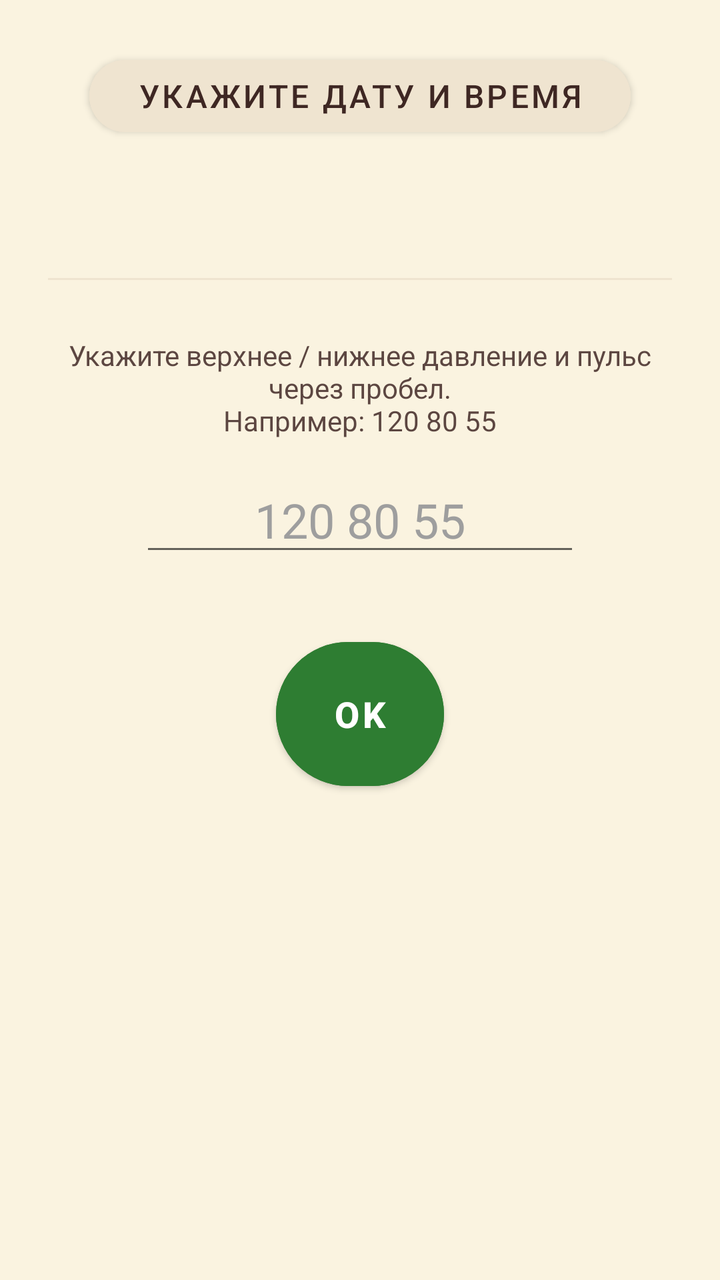
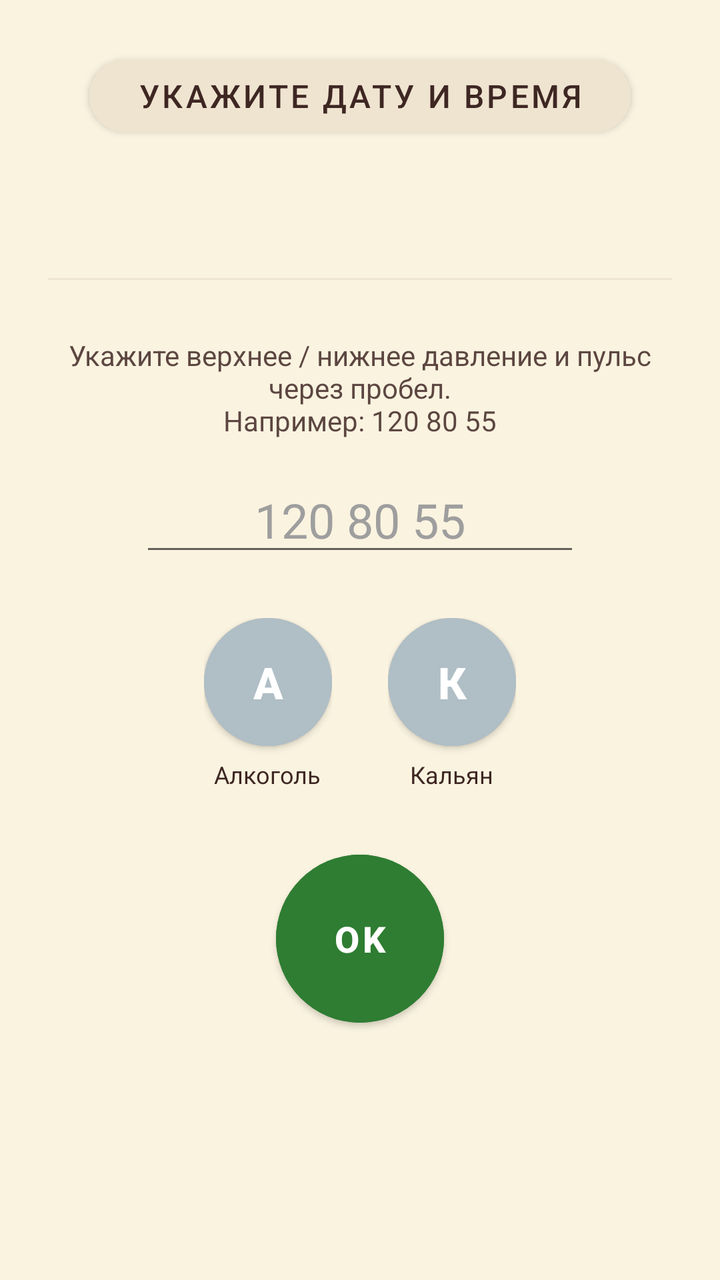

Two renders of the same Android screen: before a commit and after it. Below are the layout's source before the change and the commit's diff.
<!-- AndroidManifest.xml: application theme Theme.BPMonitor -->
<!-- res/layout/activity_add.xml -->
<?xml version="1.0" encoding="utf-8"?>
<ScrollView xmlns:android="http://schemas.android.com/apk/res/android"
    xmlns:app="http://schemas.android.com/apk/res-auto"
    android:layout_width="match_parent"
    android:layout_height="match_parent"
    android:background="@color/bg_main"
    android:fillViewport="true">

    <LinearLayout
        android:orientation="vertical"
        android:layout_width="match_parent"
        android:layout_height="wrap_content"
        android:gravity="center_horizontal"
        android:padding="24dp">

        

        <com.google.android.material.button.MaterialButton
            android:id="@+id/btnDateTime"
            android:layout_width="wrap_content"
            android:layout_height="wrap_content"
            android:text="Укажите дату и время"
            android:textSize="16sp"
            android:textColor="@color/text_primary"
            android:backgroundTint="@color/bg_header"
            android:paddingStart="24dp"
            android:paddingEnd="24dp"
            app:cornerRadius="24dp"/>

        <TextView
            android:id="@+id/tvTime"
            android:layout_width="wrap_content"
            android:layout_height="wrap_content"
            android:layout_marginTop="12dp"
            android:textSize="20sp"
            android:textStyle="bold"
            android:textColor="@color/text_primary"/>

        

        <View
            android:layout_width="match_parent"
            android:layout_height="1dp"
            android:layout_marginTop="28dp"
            android:layout_marginBottom="28dp"
            android:background="@color/bg_header"/>

        

        <TextView
            android:layout_width="match_parent"
            android:layout_height="wrap_content"
            android:gravity="center"
            android:text="Укажите верхнее / нижнее давление и пульс через пробел.\nНапример: 120 80 55"
            android:textColor="@color/text_primary"
            android:textSize="14sp"
            android:alpha="0.85"/>

        <EditText
            android:id="@+id/etInput"
            android:layout_width="220dp"
            android:layout_height="wrap_content"
            android:layout_marginTop="14dp"
            android:hint="120 80 55"
            android:gravity="center"
            android:textColor="@color/text_primary"
            android:textColorHint="#9E9E9E"
            android:inputType="text"
            android:imeOptions="actionDone"
            android:maxLines="1"
            android:textSize="24sp"/>

        

        <com.google.android.material.button.MaterialButton
            android:id="@+id/btnSave"
            android:layout_width="84dp"
            android:layout_height="84dp"
            android:layout_marginTop="32dp"
            android:text="OK"
            android:textSize="18sp"
            android:textStyle="bold"
            android:textColor="#FFFFFF"
            android:backgroundTint="#2E7D32"
            app:cornerRadius="42dp"/>

    </LinearLayout>
</ScrollView>
<!-- resources referenced by this layout -->
<resources>
  <color name="bg_header">#EFE4D0</color>
  <color name="bg_main">#FAF3E0</color>
  <color name="text_primary">#3E2723</color>
  <style name="Theme.BPMonitor" parent="Theme.MaterialComponents.Light.NoActionBar">
          <item name="android:windowBackground">@color/bg_main</item>
          <item name="android:statusBarColor">@color/bg_header</item>
          <item name="android:navigationBarColor">@color/bg_header</item>
          <item name="android:windowLightStatusBar">true</item>
      </style>
</resources>

<!-- the commit's change to res/layout/activity_add.xml (unified diff, before → after) -->
@@ -12,8 +12,6 @@
         android:layout_height="wrap_content"
         android:gravity="center_horizontal"
         android:padding="24dp">
-
-        
 
         <com.google.android.material.button.MaterialButton
             android:id="@+id/btnDateTime"
@@ -36,16 +34,12 @@
             android:textStyle="bold"
             android:textColor="@color/text_primary"/>
 
-        
-
         <View
             android:layout_width="match_parent"
             android:layout_height="1dp"
             android:layout_marginTop="28dp"
             android:layout_marginBottom="28dp"
             android:background="@color/bg_header"/>
-
-        
 
         <TextView
             android:layout_width="match_parent"
@@ -72,6 +66,71 @@
 
         
 
+        <LinearLayout
+            android:orientation="horizontal"
+            android:layout_width="wrap_content"
+            android:layout_height="wrap_content"
+            android:layout_marginTop="26dp"
+            android:gravity="center">
+
+            <LinearLayout
+                android:orientation="vertical"
+                android:layout_width="wrap_content"
+                android:layout_height="wrap_content"
+                android:gravity="center"
+                android:layout_marginEnd="28dp">
+
+                <com.google.android.material.button.MaterialButton
+                    android:id="@+id/btnAlcohol"
+                    android:layout_width="64dp"
+                    android:layout_height="64dp"
+                    android:text="А"
+                    android:textSize="22sp"
+                    android:textStyle="bold"
+                    android:textColor="#FFFFFF"
+                    android:backgroundTint="#B0BEC5"
+                    android:insetTop="0dp"
+                    android:insetBottom="0dp"
+                    app:cornerRadius="32dp"/>
+
+                <TextView
+                    android:layout_width="wrap_content"
+                    android:layout_height="wrap_content"
+                    android:layout_marginTop="6dp"
+                    android:text="Алкоголь"
+                    android:textColor="@color/text_primary"
+                    android:textSize="12sp"/>
+            </LinearLayout>
+
+            <LinearLayout
+                android:orientation="vertical"
+                android:layout_width="wrap_content"
+                android:layout_height="wrap_content"
+                android:gravity="center">
+
+                <com.google.android.material.button.MaterialButton
+                    android:id="@+id/btnHookah"
+                    android:layout_width="64dp"
+                    android:layout_height="64dp"
+                    android:text="К"
+                    android:textSize="22sp"
+                    android:textStyle="bold"
+                    android:textColor="#FFFFFF"
+                    android:backgroundTint="#B0BEC5"
+                    android:insetTop="0dp"
+                    android:insetBottom="0dp"
+                    app:cornerRadius="32dp"/>
+
+                <TextView
+                    android:layout_width="wrap_content"
+                    android:layout_height="wrap_content"
+                    android:layout_marginTop="6dp"
+                    android:text="Кальян"
+                    android:textColor="@color/text_primary"
+                    android:textSize="12sp"/>
+            </LinearLayout>
+        </LinearLayout>
+
         <com.google.android.material.button.MaterialButton
             android:id="@+id/btnSave"
             android:layout_width="84dp"
@@ -82,7 +141,8 @@
             android:textStyle="bold"
             android:textColor="#FFFFFF"
             android:backgroundTint="#2E7D32"
+            android:insetTop="0dp"
+            android:insetBottom="0dp"
             app:cornerRadius="42dp"/>
-
     </LinearLayout>
 </ScrollView>
